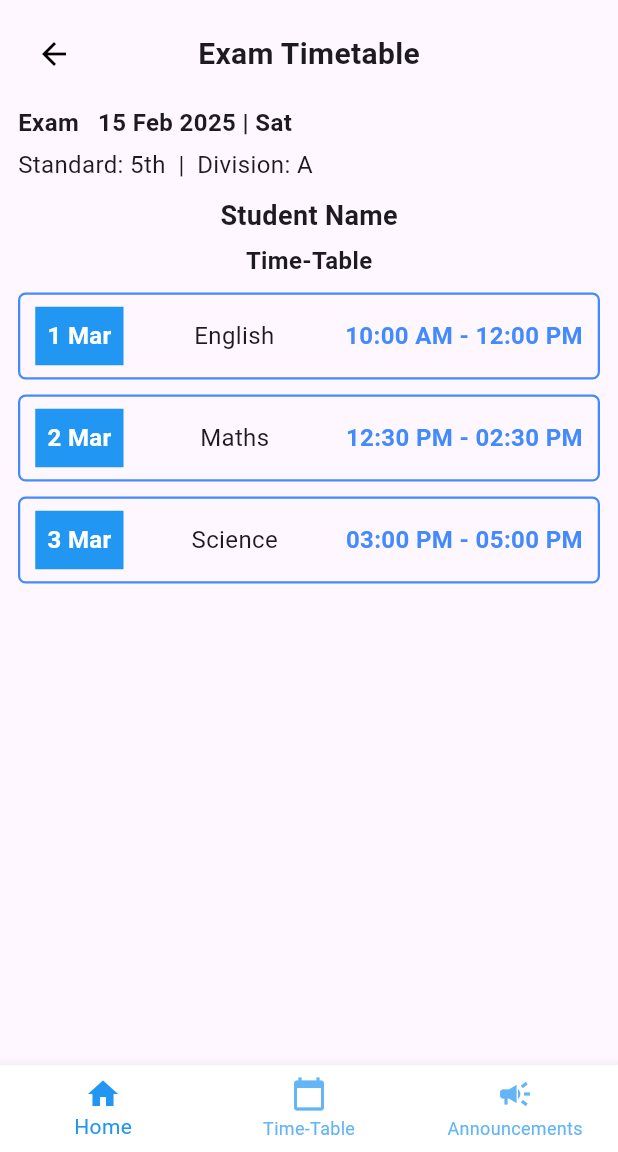
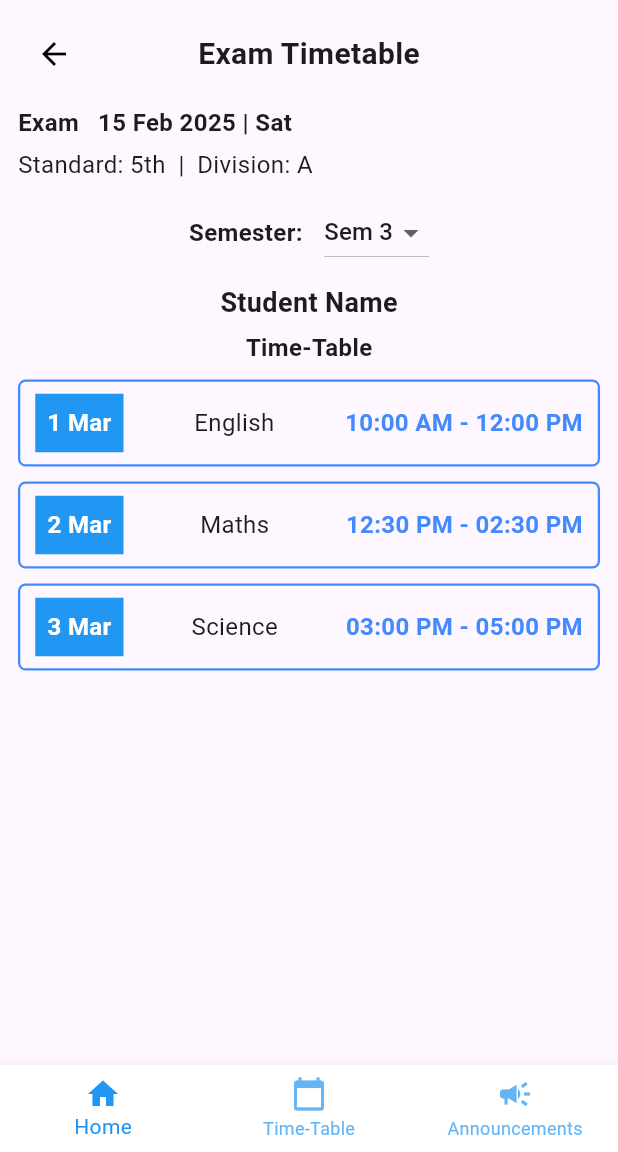
Before and after one commit to iamjatin-g/SSPD-SMS, a Flutter app: the ExamTimetableScreen screen opened by its route, on a phone screen of 412 x 824 dp, the part 84-1236 px from its top. Run offline on Flutter 3.47's test engine with Material 3 defaults, Android fonts, the phone set to English and light mode, and no system bars; our stand-ins replace pie_chart, table_calendar.

Commit message:
Update: Added Semester Dropdown with timings on Exam Time-Table screen

```diff
--- a/Student Portal/lib/screens/exam_timetable_screen.dart
+++ b/Student Portal/lib/screens/exam_timetable_screen.dart
@@ -2,8 +2,34 @@ import 'package:flutter/material.dart';
 import '../widgets/base_screen.dart';
 import '../widgets/back_button_widget.dart';
 
-class ExamTimetableScreen extends StatelessWidget {
+class ExamTimetableScreen extends StatefulWidget {
   const ExamTimetableScreen({super.key});
+
+  @override
+  _ExamTimetableScreenState createState() => _ExamTimetableScreenState();
+}
+
+class _ExamTimetableScreenState extends State<ExamTimetableScreen> {
+  int _selectedSemester = 3; // Default semester
+
+  // **Exam schedules for different semesters**
+  final Map<int, List<Map<String, String>>> examSchedules = {
+    3: [
+      {"date": "1 Mar", "subject": "English", "time": "10:00 AM - 12:00 PM"},
+      {"date": "2 Mar", "subject": "Maths", "time": "12:30 PM - 02:30 PM"},
+      {"date": "3 Mar", "subject": "Science", "time": "03:00 PM - 05:00 PM"},
+    ],
+    4: [
+      {"date": "5 Mar", "subject": "Physics", "time": "09:00 AM - 11:00 AM"},
+      {"date": "6 Mar", "subject": "Chemistry", "time": "11:30 AM - 01:30 PM"},
+      {"date": "7 Mar", "subject": "Biology", "time": "02:00 PM - 04:00 PM"},
+    ],
+    5: [
+      {"date": "10 Mar", "subject": "History", "time": "08:00 AM - 10:00 AM"},
+      {"date": "11 Mar", "subject": "Geography", "time": "10:30 AM - 12:30 PM"},
+      {"date": "12 Mar", "subject": "Political Science", "time": "01:00 PM - 03:00 PM"},
+    ],
+  };
 
   @override
   Widget build(BuildContext context) {
@@ -43,6 +69,30 @@ class ExamTimetableScreen extends StatelessWidget {
             ),
             const SizedBox(height: 10),
 
+            // **Semester Dropdown**
+            Row(
+              mainAxisAlignment: MainAxisAlignment.center,
+              children: [
+                const Text("Semester: ", style: TextStyle(fontSize: 16, fontWeight: FontWeight.bold)),
+                const SizedBox(width: 10),
+                DropdownButton<int>(
+                  value: _selectedSemester,
+                  items: [3, 4, 5].map((int semester) {
+                    return DropdownMenuItem<int>(
+                      value: semester,
+                      child: Text("Sem $semester", style: const TextStyle(fontSize: 16)),
+                    );
+                  }).toList(),
+                  onChanged: (int? newValue) {
+                    setState(() {
+                      _selectedSemester = newValue!;
+                    });
+                  },
+                ),
+              ],
+            ),
+            const SizedBox(height: 10),
+
             // **Timetable Header**
             const Center(
               child: Text(
@@ -59,14 +109,14 @@ class ExamTimetableScreen extends StatelessWidget {
             ),
             const SizedBox(height: 10),
 
-            // **Exam Schedule**
+            // **Exam Schedule (Dynamically Updated)**
             Expanded(
-              child: ListView(
-                children: [
-                  _buildTimetableCard("1 Mar", "English", "10:00 AM - 12:00 PM"),
-                  _buildTimetableCard("2 Mar", "Maths", "12:30 PM - 02:30 PM"),
-                  _buildTimetableCard("3 Mar", "Science", "03:00 PM - 05:00 PM"),
-                ],
+              child: ListView.builder(
+                itemCount: examSchedules[_selectedSemester]!.length,
+                itemBuilder: (context, index) {
+                  var schedule = examSchedules[_selectedSemester]![index];
+                  return _buildTimetableCard(schedule["date"]!, schedule["subject"]!, schedule["time"]!);
+                },
               ),
             ),
           ],
```
